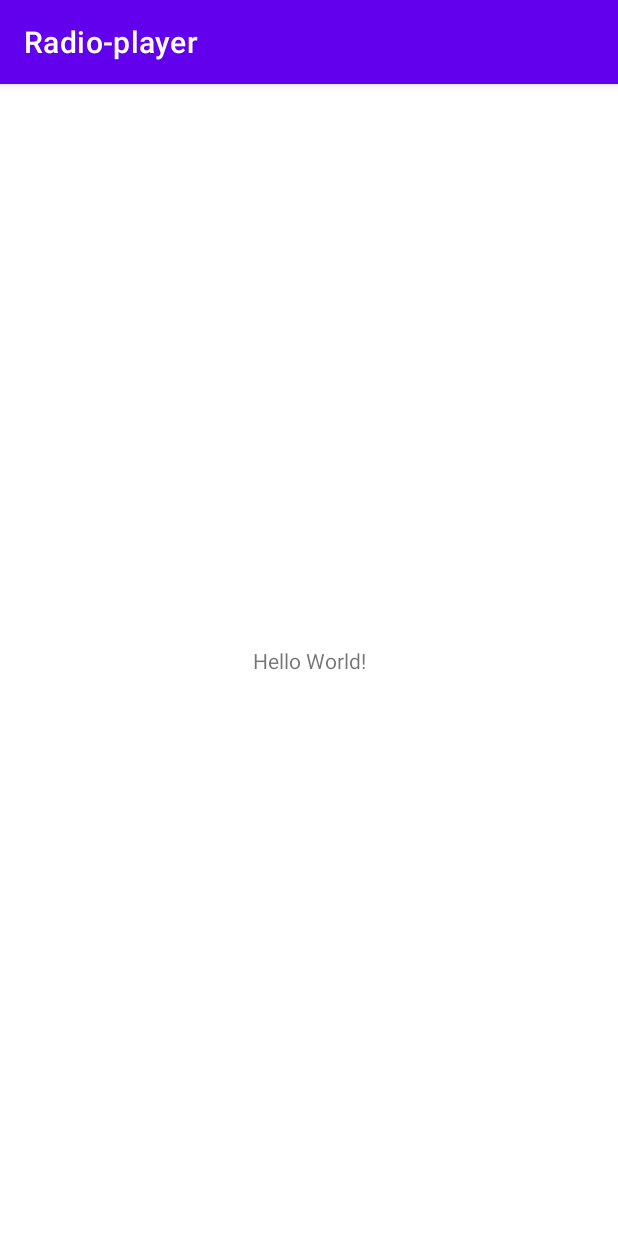
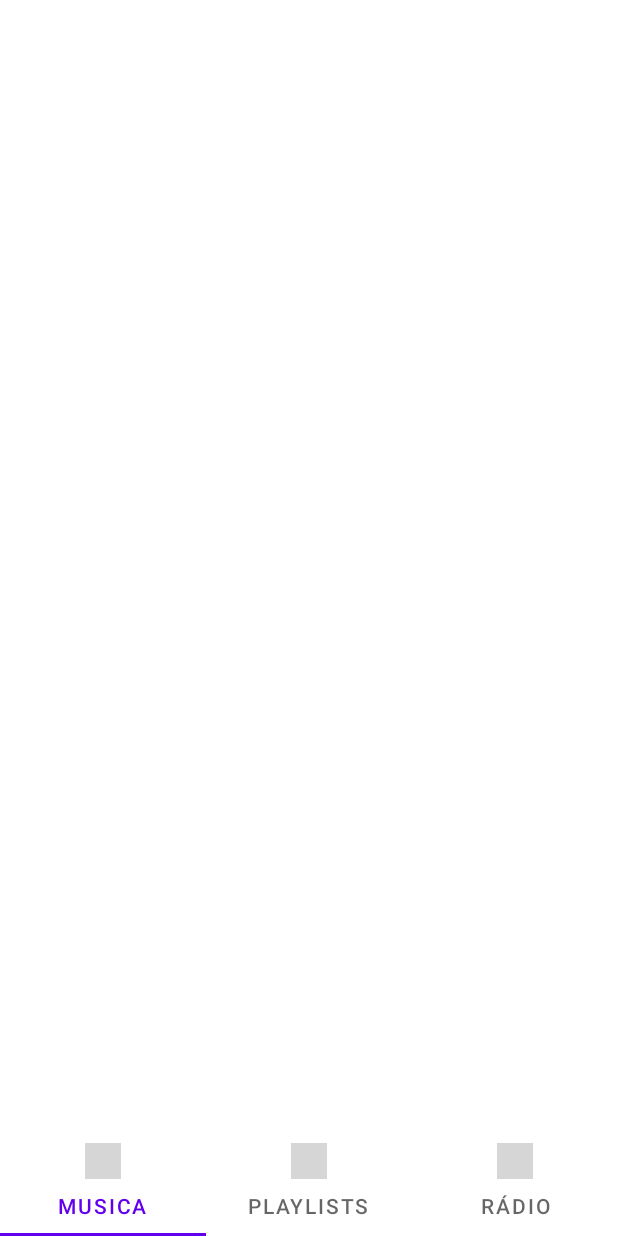
Before and after one commit to hubblexplorer/Radio-player, an Android app: the screen it shows after launch (MainActivity), on a phone screen of 412 x 824 dp. Run offline under Robolectric (Android 15) with nearby library versions, the phone set to English and light mode, and no system bars; 3 statements that could not run were skipped; grey boxes are pictures that could not be loaded.

Commit message:
Adicionado tabs e toda a lógica necessária para tal

```diff
--- a/app/src/main/AndroidManifest.xml
+++ b/app/src/main/AndroidManifest.xml
@@ -10,7 +10,7 @@
         android:label="@string/app_name"
         android:roundIcon="@mipmap/ic_launcher_round"
         android:supportsRtl="true"
-        android:theme="@style/Theme.Radioplayer"
+        android:theme="@style/Theme.Radio_player"
         tools:targetApi="31">
         <activity
             android:name=".MainActivity"
--- a/app/src/main/java/com/example/radio_player/MainActivity.java
+++ b/app/src/main/java/com/example/radio_player/MainActivity.java
@@ -1,14 +1,43 @@
 package com.example.radio_player;
 
+import androidx.annotation.NonNull;
 import androidx.appcompat.app.AppCompatActivity;
+import androidx.viewpager2.widget.ViewPager2;
 
 import android.os.Bundle;
 
+import com.google.android.material.bottomappbar.BottomAppBar;
+import com.google.android.material.tabs.TabLayout;
+import com.google.android.material.tabs.TabLayoutMediator;
+
 public class MainActivity extends AppCompatActivity {
-
+    private TabLayout bottomAppBar;
+    private ViewPager2 viewPager2;
     @Override
     protected void onCreate(Bundle savedInstanceState) {
         super.onCreate(savedInstanceState);
         setContentView(R.layout.activity_main);
+
+        bottomAppBar = findViewById(R.id.bottomAPPbar);
+        viewPager2 = findViewById(R.id.viewpager);
+
+
+        VPAdapter adapter = new VPAdapter(this);
+        viewPager2.setAdapter(adapter);
+
+
+        new TabLayoutMediator(bottomAppBar, viewPager2, new TabLayoutMediator.TabConfigurationStrategy() {
+            @Override
+            public void onConfigureTab(@NonNull TabLayout.Tab tab, int position) {
+                String str = "str_tab" + (position + 1);
+                String packageName = getPackageName();
+                int i = getResources().getIdentifier(str, "string", packageName);
+                tab.setText(getResources().getString(i));
+                str = "icon_tab" + (position + 1);
+                i = getResources().getIdentifier(str, "drawable", packageName);
+                tab.setIcon(getResources().getDrawable(i,getTheme()));
+
+            }
+        }).attach();
     }
 }
--- a/app/src/main/res/layout/activity_main.xml
+++ b/app/src/main/res/layout/activity_main.xml
@@ -1,18 +1,44 @@
 <?xml version="1.0" encoding="utf-8"?>
-<androidx.constraintlayout.widget.ConstraintLayout xmlns:android="http://schemas.android.com/apk/res/android"
+<androidx.coordinatorlayout.widget.CoordinatorLayout xmlns:android="http://schemas.android.com/apk/res/android"
     xmlns:app="http://schemas.android.com/apk/res-auto"
     xmlns:tools="http://schemas.android.com/tools"
     android:layout_width="match_parent"
     android:layout_height="match_parent"
     tools:context=".MainActivity">
 
-    <TextView
-        android:layout_width="wrap_content"
+    <com.google.android.material.tabs.TabLayout
+        android:layout_width="match_parent"
         android:layout_height="wrap_content"
-        android:text="Hello World!"
-        app:layout_constraintBottom_toBottomOf="parent"
-        app:layout_constraintEnd_toEndOf="parent"
-        app:layout_constraintStart_toStartOf="parent"
-        app:layout_constraintTop_toTopOf="parent" />
+        android:layout_gravity="bottom"
+        android:id="@+id/bottomAPPbar"
+        >
 
-</androidx.constraintlayout.widget.ConstraintLayout>
+        <com.google.android.material.tabs.TabItem
+            android:id="@+id/musica"
+            android:text="Musica"
+            android:icon="@drawable/icon_tab1"
+            android:layout_width="wrap_content"
+            android:layout_height="wrap_content"/>
+        <com.google.android.material.tabs.TabItem android:id="@+id/playlist"
+            android:text="Playlists"
+            android:icon="@drawable/icon_tab2"
+            android:layout_width="wrap_content"
+            android:layout_height="wrap_content"
+            />
+        <com.google.android.material.tabs.TabItem
+            android:id="@+id/radio"
+            android:text="Rádio"
+            android:icon="@drawable/icon_tab3"
+            android:layout_width="wrap_content"
+            android:layout_height="wrap_content"
+            />
+
+    </com.google.android.material.tabs.TabLayout>
+
+    <androidx.viewpager2.widget.ViewPager2
+        android:id="@+id/viewpager"
+        android:layout_width="match_parent"
+        android:layout_height="657dp" />
+
+
+</androidx.coordinatorlayout.widget.CoordinatorLayout>
--- a/app/src/main/res/values-night/themes.xml
+++ b/app/src/main/res/values-night/themes.xml
@@ -1,6 +1,6 @@
 <resources xmlns:tools="http://schemas.android.com/tools">
     <!-- Base application theme. -->
-    <style name="Theme.Radioplayer" parent="Theme.MaterialComponents.DayNight.DarkActionBar">
+    <style name="Theme.Radio_player" parent="Theme.MaterialComponents.DayNight.NoActionBar">
         <!-- Primary brand color. -->
         <item name="colorPrimary">@color/purple_200</item>
         <item name="colorPrimaryVariant">@color/purple_700</item>
--- a/app/src/main/res/values/themes.xml
+++ b/app/src/main/res/values/themes.xml
@@ -1,6 +1,6 @@
 <resources xmlns:tools="http://schemas.android.com/tools">
     <!-- Base application theme. -->
-    <style name="Theme.Radioplayer" parent="Theme.MaterialComponents.DayNight.DarkActionBar">
+    <style name="Theme.Radio_player" parent="Theme.MaterialComponents.DayNight.NoActionBar">
         <!-- Primary brand color. -->
         <item name="colorPrimary">@color/purple_500</item>
         <item name="colorPrimaryVariant">@color/purple_700</item>
--- a/settings.gradle
+++ b/settings.gradle
@@ -12,5 +12,5 @@ dependencyResolutionManagement {
         mavenCentral()
     }
 }
-rootProject.name = "Radio-player"
+rootProject.name = "Radio_player"
 include ':app'
```
Also changed, not shown: app/src/main/res/values/strings.xml (+6 -1 lines), gradle/wrapper/gradle-wrapper.properties, 2 other files.
